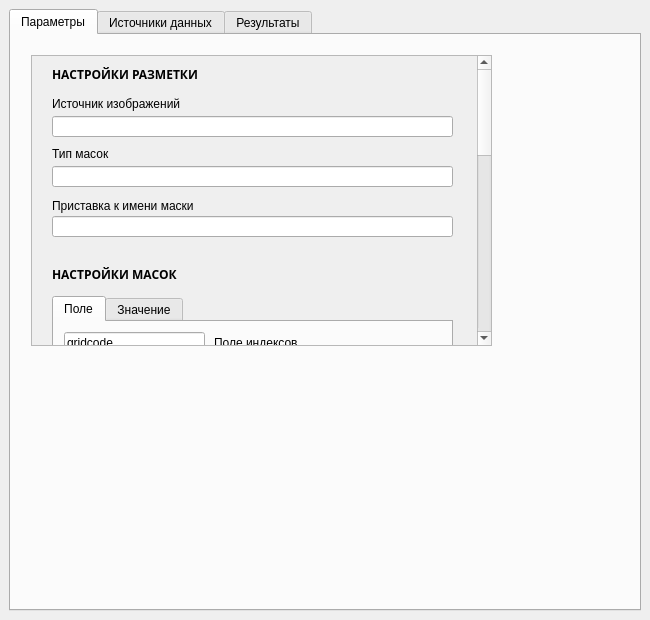
Qt form Razmetka_dockwidget_base.ui (sergsadkov/trainset) before a commit.
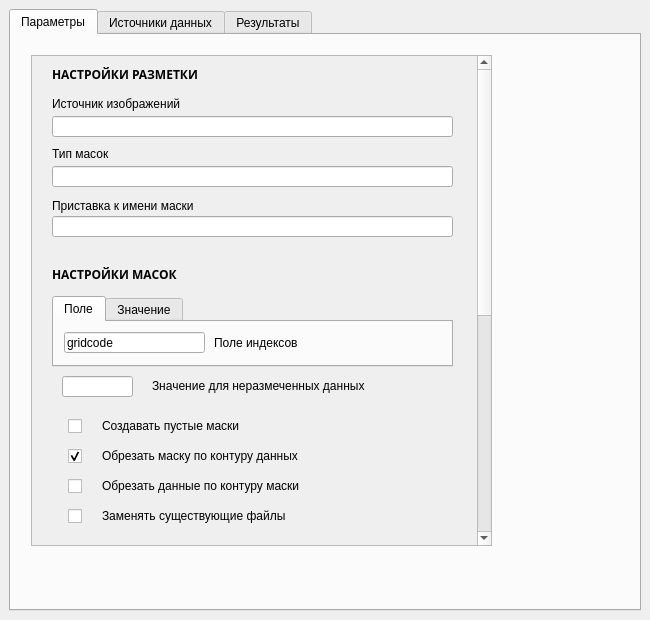
The same form after that commit.

Commit message: 'set_unmarked' option to mark all data values without vector with a specific mask value

Patch:
```diff
--- a/Razmetka_dockwidget_base.ui
+++ b/Razmetka_dockwidget_base.ui
@@ -42,7 +42,7 @@
           <x>20</x>
           <y>20</y>
           <width>461</width>
-          <height>291</height>
+          <height>491</height>
          </rect>
         </property>
         <property name="sizePolicy">
@@ -76,15 +76,15 @@
          <property name="geometry">
           <rect>
            <x>0</x>
-           <y>0</y>
+           <y>-267</y>
            <width>438</width>
-           <height>880</height>
+           <height>920</height>
           </rect>
          </property>
          <property name="minimumSize">
           <size>
            <width>0</width>
-           <height>880</height>
+           <height>920</height>
           </size>
          </property>
          <property name="tabletTracking">
@@ -135,7 +135,7 @@
           <property name="geometry">
            <rect>
             <x>120</x>
-            <y>630</y>
+            <y>660</y>
             <width>291</width>
             <height>20</height>
            </rect>
@@ -157,7 +157,7 @@
           <property name="geometry">
            <rect>
             <x>30</x>
-            <y>380</y>
+            <y>420</y>
             <width>20</width>
             <height>20</height>
            </rect>
@@ -179,7 +179,7 @@
           <property name="geometry">
            <rect>
             <x>120</x>
-            <y>570</y>
+            <y>600</y>
             <width>281</width>
             <height>20</height>
            </rect>
@@ -201,7 +201,7 @@
           <property name="geometry">
            <rect>
             <x>70</x>
-            <y>320</y>
+            <y>360</y>
             <width>341</width>
             <height>20</height>
            </rect>
@@ -220,7 +220,7 @@
           <property name="geometry">
            <rect>
             <x>30</x>
-            <y>690</y>
+            <y>720</y>
             <width>391</width>
             <height>21</height>
            </rect>
@@ -239,7 +239,7 @@
           <property name="geometry">
            <rect>
             <x>70</x>
-            <y>410</y>
+            <y>450</y>
             <width>361</width>
             <height>20</height>
            </rect>
@@ -252,7 +252,7 @@
           <property name="geometry">
            <rect>
             <x>30</x>
-            <y>570</y>
+            <y>600</y>
             <width>71</width>
             <height>21</height>
            </rect>
@@ -293,7 +293,7 @@
           <property name="geometry">
            <rect>
             <x>30</x>
-            <y>820</y>
+            <y>850</y>
             <width>381</width>
             <height>51</height>
            </rect>
@@ -322,7 +322,7 @@
           <property name="geometry">
            <rect>
             <x>30</x>
-            <y>410</y>
+            <y>450</y>
             <width>20</width>
             <height>20</height>
            </rect>
@@ -344,7 +344,7 @@
           <property name="geometry">
            <rect>
             <x>30</x>
-            <y>350</y>
+            <y>390</y>
             <width>20</width>
             <height>20</height>
            </rect>
@@ -369,7 +369,7 @@
           <property name="geometry">
            <rect>
             <x>30</x>
-            <y>320</y>
+            <y>360</y>
             <width>20</width>
             <height>20</height>
            </rect>
@@ -391,7 +391,7 @@
           <property name="geometry">
            <rect>
             <x>30</x>
-            <y>790</y>
+            <y>820</y>
             <width>201</width>
             <height>22</height>
            </rect>
@@ -449,7 +449,7 @@
           <property name="geometry">
            <rect>
             <x>30</x>
-            <y>600</y>
+            <y>630</y>
             <width>71</width>
             <height>21</height>
            </rect>
@@ -468,7 +468,7 @@
           <property name="geometry">
            <rect>
             <x>30</x>
-            <y>770</y>
+            <y>800</y>
             <width>201</width>
             <height>20</height>
            </rect>
@@ -493,7 +493,7 @@
           <property name="geometry">
            <rect>
             <x>30</x>
-            <y>630</y>
+            <y>660</y>
             <width>71</width>
             <height>21</height>
            </rect>
@@ -534,7 +534,7 @@
           <property name="geometry">
            <rect>
             <x>20</x>
-            <y>460</y>
+            <y>490</y>
             <width>251</width>
             <height>16</height>
            </rect>
@@ -560,7 +560,7 @@
           <property name="geometry">
            <rect>
             <x>30</x>
-            <y>670</y>
+            <y>700</y>
             <width>381</width>
             <height>20</height>
            </rect>
@@ -582,7 +582,7 @@
           <property name="geometry">
            <rect>
             <x>120</x>
-            <y>600</y>
+            <y>630</y>
             <width>281</width>
             <height>20</height>
            </rect>
@@ -630,7 +630,7 @@
           <property name="geometry">
            <rect>
             <x>30</x>
-            <y>720</y>
+            <y>750</y>
             <width>201</width>
             <height>20</height>
            </rect>
@@ -681,7 +681,7 @@
           <property name="geometry">
            <rect>
             <x>30</x>
-            <y>740</y>
+            <y>770</y>
             <width>200</width>
             <height>22</height>
            </rect>
@@ -755,7 +755,7 @@
           <property name="geometry">
            <rect>
             <x>70</x>
-            <y>380</y>
+            <y>420</y>
             <width>331</width>
             <height>20</height>
            </rect>
@@ -768,7 +768,7 @@
           <property name="geometry">
            <rect>
             <x>70</x>
-            <y>350</y>
+            <y>390</y>
             <width>331</width>
             <height>20</height>
            </rect>
@@ -929,7 +929,7 @@
           <property name="geometry">
            <rect>
             <x>20</x>
-            <y>480</y>
+            <y>510</y>
             <width>391</width>
             <height>71</height>
            </rect>
@@ -1044,6 +1044,47 @@
            </property>
           </widget>
          </widget>
+         <widget class="QLabel" name="label__UnmarkedData">
+          <property name="geometry">
+           <rect>
+            <x>120</x>
+            <y>320</y>
+            <width>281</width>
+            <height>20</height>
+           </rect>
+          </property>
+          <property name="sizePolicy">
+           <sizepolicy hsizetype="Fixed" vsizetype="Fixed">
+            <horstretch>0</horstretch>
+            <verstretch>0</verstretch>
+           </sizepolicy>
+          </property>
+          <property name="text">
+           <string>Значение для неразмеченных данных</string>
+          </property>
+          <property name="alignment">
+           <set>Qt::AlignLeading|Qt::AlignLeft|Qt::AlignVCenter</set>
+          </property>
+         </widget>
+         <widget class="QLineEdit" name="lineEditPar__UnmarkedData">
+          <property name="geometry">
+           <rect>
+            <x>30</x>
+            <y>320</y>
+            <width>71</width>
+            <height>21</height>
+           </rect>
+          </property>
+          <property name="sizePolicy">
+           <sizepolicy hsizetype="Fixed" vsizetype="Fixed">
+            <horstretch>0</horstretch>
+            <verstretch>0</verstretch>
+           </sizepolicy>
+          </property>
+          <property name="text">
+           <string/>
+          </property>
+         </widget>
         </widget>
        </widget>
       </widget>
```
The commit also changes 2 other files.
